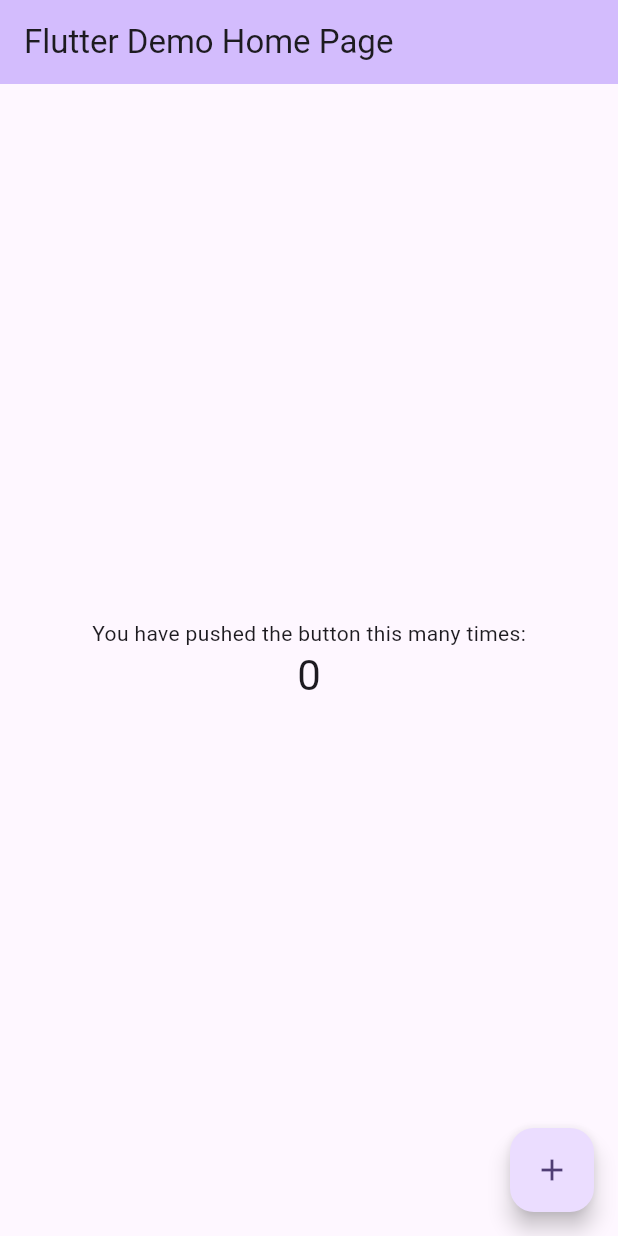
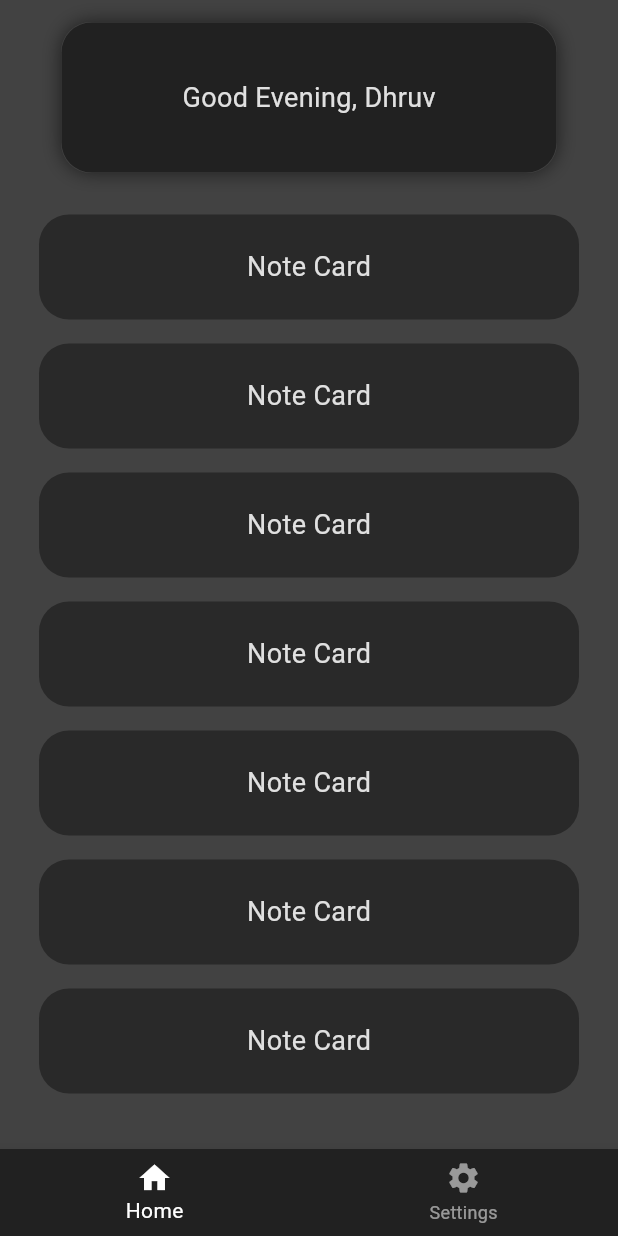
Before and after one commit to dhruvdabhi101/refectify, a Flutter app: the screen it shows after launch, on a phone screen of 412 x 824 dp. Run offline on Flutter 3.47's test engine with Material 2 defaults, Android fonts, the phone set to English and light mode, and no system bars.

Commit message:
Added little theme in there and made home page stuff not final tho

```diff
--- a/lib/main.dart
+++ b/lib/main.dart
@@ -1,4 +1,5 @@
 import 'package:flutter/material.dart';
+import 'package:refectify/pages/home.dart';
 
 void main() {
   runApp(const MyApp());
@@ -11,6 +12,22 @@ class MyApp extends StatelessWidget {
   @override
   Widget build(BuildContext context) {
     return MaterialApp(
+      darkTheme: ThemeData(
+        useMaterial3: true,
+        scaffoldBackgroundColor: Colors.grey[800],
+        textTheme: TextTheme(
+          bodyMedium: TextStyle(color: Colors.grey[300], fontSize: 18),
+          bodyLarge: TextStyle(
+              color: Colors.white, fontWeight: FontWeight.w600, fontSize: 28.0),
+        ),
+        bottomNavigationBarTheme: BottomNavigationBarThemeData(
+            backgroundColor: Colors.grey[900],
+            selectedItemColor: Colors.white,
+            unselectedItemColor: Colors.white54),
+      ),
+      themeMode: ThemeMode.dark,
+      initialRoute: '/home',
+      routes: {'/home': (context) => HomePage()},
       title: 'Flutter Demo',
       theme: ThemeData(
         // This is the theme of your application.
--- /dev/null
+++ b/lib/pages/home.dart
@@ -0,0 +1,82 @@
+import 'package:flutter/material.dart';
+import '../reuseable_widgets/note_card.dart';
+
+class HomePage extends StatefulWidget {
+  const HomePage({super.key});
+
+  @override
+  State<HomePage> createState() => _HomePageState();
+}
+
+class _HomePageState extends State<HomePage> {
+  int idx = 0;
+  @override
+  Widget build(BuildContext context) {
+    return Scaffold(
+      bottomNavigationBar: BottomNavigationBar(
+        items: [
+          BottomNavigationBarItem(icon: Icon(Icons.home), label: "Home"),
+          BottomNavigationBarItem(
+              icon: Icon(Icons.settings), label: "Settings"),
+        ],
+        currentIndex: idx,
+        onTap: (value) => {
+          setState(() {
+            idx = value;
+          })
+        },
+      ),
+      body: SafeArea(
+        child: Container(
+          child: Column(
+            crossAxisAlignment: CrossAxisAlignment.center,
+            children: [
+              Padding(
+                padding: const EdgeInsets.only(top: 15.0),
+                child: Center(
+                  child: Container(
+                    alignment: Alignment.center,
+                    decoration: BoxDecoration(
+                      borderRadius: BorderRadius.all(
+                        Radius.circular(20.0),
+                      ),
+                      boxShadow: [
+                        BoxShadow(
+                            color: Colors.black54,
+                            blurRadius: 10.0,
+                            blurStyle: BlurStyle.outer),
+                      ],
+                      color: Colors.grey[900],
+                    ),
+                    height: 100.0,
+                    width: 330.0,
+                    child: Text(
+                      "Good Evening, Dhruv",
+                      style: Theme.of(context).textTheme.bodyMedium,
+                    ),
+                  ),
+                ),
+              ),
+              SizedBox(
+                height: 20.0,
+              ),
+              Expanded(
+                child: ListView(
+                  children: [
+                    NoteCard(),
+                    NoteCard(),
+                    NoteCard(),
+                    NoteCard(),
+                    NoteCard(),
+                    NoteCard(),
+                    NoteCard(),
+                  ],
+                ),
+              ),
+            ],
+          ),
+        ),
+      ),
+    );
+  }
+}
--- /dev/null
+++ b/lib/reuseable_widgets/note_card.dart
@@ -0,0 +1,29 @@
+import 'package:flutter/material.dart';
+
+class NoteCard extends StatelessWidget {
+  const NoteCard({super.key});
+
+  @override
+  Widget build(BuildContext context) {
+    return Padding(
+      padding: const EdgeInsets.all(8.0),
+      child: Center(
+        child: Container(
+          alignment: Alignment.center,
+          decoration: BoxDecoration(
+            borderRadius: BorderRadius.all(
+              Radius.circular(20.0),
+            ),
+            color: Colors.black38,
+          ),
+          height: 70.0,
+          width: 360.0,
+          child: Text(
+            "Note Card",
+            style: Theme.of(context).textTheme.bodyMedium,
+          ),
+        ),
+      ),
+    );
+  }
+}
```
